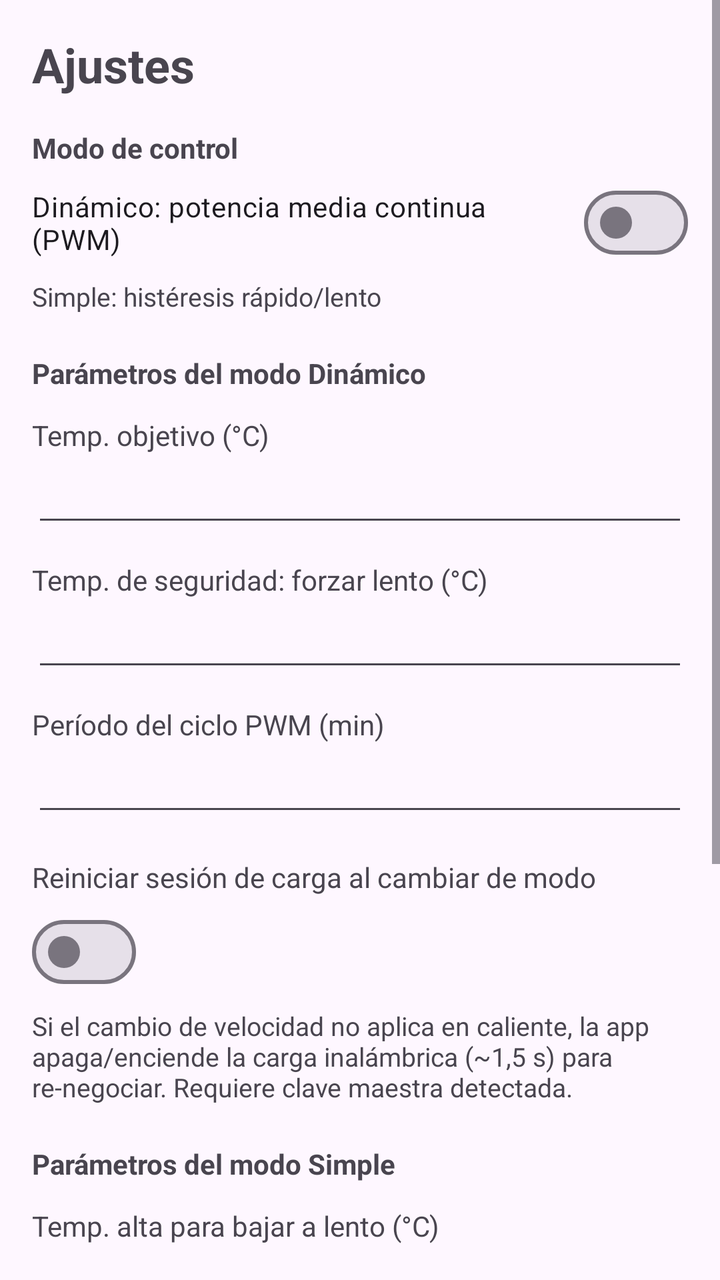
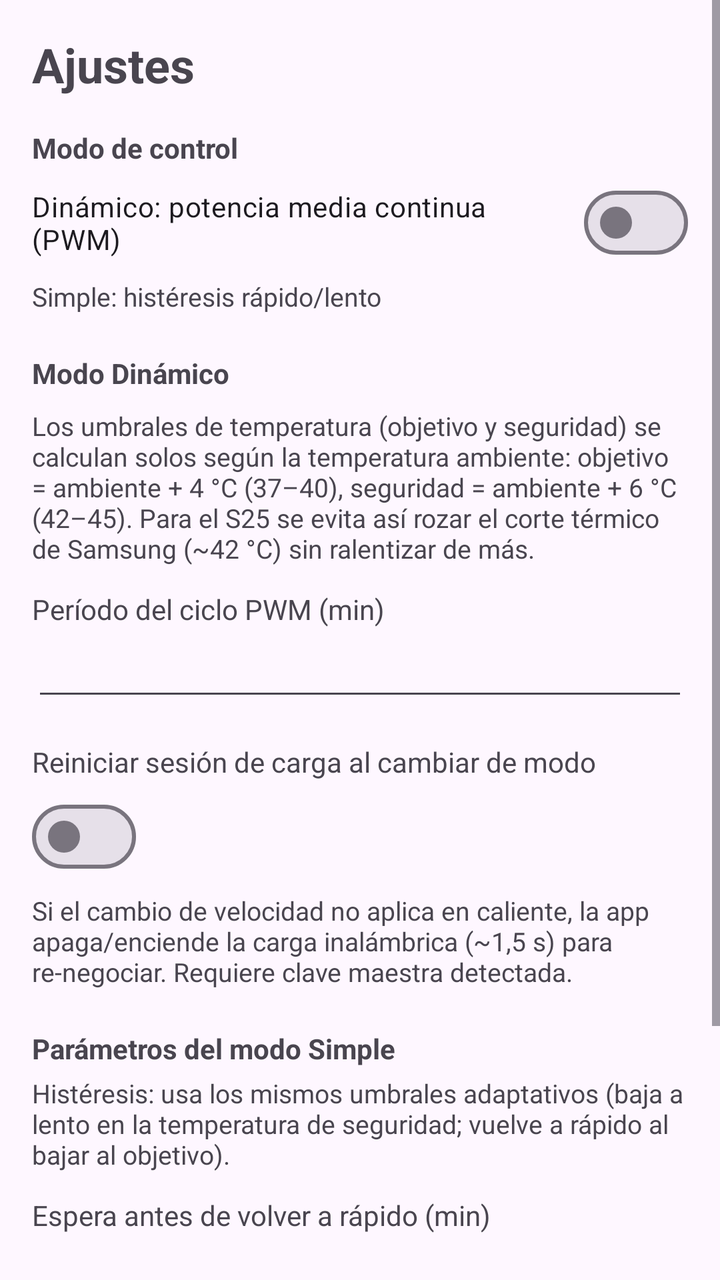

Screens rendered from an Android XML layout before and after an edit, with the pre-edit source and the edit as a unified diff.
<!-- AndroidManifest.xml: application theme Theme.OpenCharge -->
<!-- res/layout/activity_settings.xml -->
<?xml version="1.0" encoding="utf-8"?>
<ScrollView xmlns:android="http://schemas.android.com/apk/res/android"
    android:layout_width="match_parent"
    android:layout_height="match_parent">

    <LinearLayout
        android:layout_width="match_parent"
        android:layout_height="wrap_content"
        android:orientation="vertical"
        android:padding="16dp">

        <TextView
            android:layout_width="wrap_content"
            android:layout_height="wrap_content"
            android:text="@string/settings_title"
            android:textSize="24sp"
            android:textStyle="bold" />

        <TextView
            android:layout_width="match_parent"
            android:layout_height="wrap_content"
            android:layout_marginTop="16dp"
            android:text="@string/settings_mode_title"
            android:textStyle="bold" />

        <com.google.android.material.materialswitch.MaterialSwitch
            android:id="@+id/sw_dynamic"
            android:layout_width="match_parent"
            android:layout_height="wrap_content"
            android:layout_marginTop="4dp"
            android:text="@string/settings_mode_dynamic" />

        <TextView
            android:layout_width="match_parent"
            android:layout_height="wrap_content"
            android:layout_marginTop="4dp"
            android:text="@string/settings_mode_simple"
            android:textSize="13sp" />

        <TextView
            android:layout_width="match_parent"
            android:layout_height="wrap_content"
            android:layout_marginTop="20dp"
            android:text="@string/settings_dynamic_section"
            android:textStyle="bold" />

        <TextView
            android:layout_width="match_parent"
            android:layout_height="wrap_content"
            android:layout_marginTop="12dp"
            android:text="@string/settings_setpoint" />

        <EditText
            android:id="@+id/ed_setpoint"
            android:layout_width="match_parent"
            android:layout_height="wrap_content"
            android:inputType="number" />

        <TextView
            android:layout_width="match_parent"
            android:layout_height="wrap_content"
            android:layout_marginTop="12dp"
            android:text="@string/settings_safety" />

        <EditText
            android:id="@+id/ed_safety"
            android:layout_width="match_parent"
            android:layout_height="wrap_content"
            android:inputType="number" />

        <TextView
            android:layout_width="match_parent"
            android:layout_height="wrap_content"
            android:layout_marginTop="12dp"
            android:text="@string/settings_period" />

        <EditText
            android:id="@+id/ed_period"
            android:layout_width="match_parent"
            android:layout_height="wrap_content"
            android:inputType="number" />

        <TextView
            android:layout_width="match_parent"
            android:layout_height="wrap_content"
            android:layout_marginTop="16dp"
            android:text="@string/settings_restart" />

        <com.google.android.material.materialswitch.MaterialSwitch
            android:id="@+id/sw_restart"
            android:layout_width="wrap_content"
            android:layout_height="wrap_content"
            android:layout_marginTop="4dp" />

        <TextView
            android:layout_width="match_parent"
            android:layout_height="wrap_content"
            android:layout_marginTop="4dp"
            android:text="@string/settings_restart_desc"
            android:textSize="13sp" />

        <TextView
            android:layout_width="match_parent"
            android:layout_height="wrap_content"
            android:layout_marginTop="20dp"
            android:text="@string/settings_simple_section"
            android:textStyle="bold" />

        <TextView
            android:layout_width="match_parent"
            android:layout_height="wrap_content"
            android:layout_marginTop="12dp"
            android:text="@string/settings_high" />

        <EditText
            android:id="@+id/ed_high"
            android:layout_width="match_parent"
            android:layout_height="wrap_content"
            android:inputType="number" />

        <TextView
            android:layout_width="match_parent"
            android:layout_height="wrap_content"
            android:layout_marginTop="12dp"
            android:text="@string/settings_low" />

        <EditText
            android:id="@+id/ed_low"
            android:layout_width="match_parent"
            android:layout_height="wrap_content"
            android:inputType="number" />

        <TextView
            android:layout_width="match_parent"
            android:layout_height="wrap_content"
            android:layout_marginTop="12dp"
            android:text="@string/settings_cooldown" />

        <EditText
            android:id="@+id/ed_cooldown"
            android:layout_width="match_parent"
            android:layout_height="wrap_content"
            android:inputType="number" />

        <Button
            android:id="@+id/btn_save"
            android:layout_width="match_parent"
            android:layout_height="wrap_content"
            android:layout_marginTop="20dp"
            android:text="@string/btn_save" />

        <Button
            android:id="@+id/btn_reset"
            android:layout_width="match_parent"
            android:layout_height="wrap_content"
            android:layout_marginTop="8dp"
            android:text="@string/btn_reset" />
    </LinearLayout>
</ScrollView>
<!-- resources referenced by this layout -->
<resources>
  <string name="btn_reset">Restablecer</string>
  <string name="btn_save">Guardar</string>
  <string name="settings_cooldown">Espera antes de volver a rápido (min)</string>
  <string name="settings_dynamic_section">Parámetros del modo Dinámico</string>
  <string name="settings_high">Temp. alta para bajar a lento (°C)</string>
  <string name="settings_low">Temp. baja para volver a rápido (°C)</string>
  <string name="settings_mode_dynamic">Dinámico: potencia media continua (PWM)</string>
  <string name="settings_mode_simple">Simple: histéresis rápido/lento</string>
  <string name="settings_mode_title">Modo de control</string>
  <string name="settings_period">Período del ciclo PWM (min)</string>
  <string name="settings_restart">Reiniciar sesión de carga al cambiar de modo</string>
  <string name="settings_restart_desc">Si el cambio de velocidad no aplica en caliente, la app apaga/enciende la carga inalámbrica (~1,5 s) para re-negociar. Requiere clave maestra detectada.</string>
  <string name="settings_safety">Temp. de seguridad: forzar lento (°C)</string>
  <string name="settings_setpoint">Temp. objetivo (°C)</string>
  <string name="settings_simple_section">Parámetros del modo Simple</string>
  <string name="settings_title">Ajustes</string>
  <style name="Theme.OpenCharge" parent="Theme.Material3.DayNight.NoActionBar" />
</resources>

<!-- the commit's change to res/layout/activity_settings.xml (unified diff, before → after) -->
@@ -41,32 +41,15 @@
             android:layout_width="match_parent"
             android:layout_height="wrap_content"
             android:layout_marginTop="20dp"
-            android:text="@string/settings_dynamic_section"
+            android:text="@string/settings_dynamic_label"
             android:textStyle="bold" />
 
         <TextView
             android:layout_width="match_parent"
             android:layout_height="wrap_content"
-            android:layout_marginTop="12dp"
-            android:text="@string/settings_setpoint" />
-
-        <EditText
-            android:id="@+id/ed_setpoint"
-            android:layout_width="match_parent"
-            android:layout_height="wrap_content"
-            android:inputType="number" />
-
-        <TextView
-            android:layout_width="match_parent"
-            android:layout_height="wrap_content"
-            android:layout_marginTop="12dp"
-            android:text="@string/settings_safety" />
-
-        <EditText
-            android:id="@+id/ed_safety"
-            android:layout_width="match_parent"
-            android:layout_height="wrap_content"
-            android:inputType="number" />
+            android:layout_marginTop="8dp"
+            android:text="@string/settings_thresholds_note"
+            android:textSize="13sp" />
 
         <TextView
             android:layout_width="match_parent"
@@ -109,26 +92,9 @@
         <TextView
             android:layout_width="match_parent"
             android:layout_height="wrap_content"
-            android:layout_marginTop="12dp"
-            android:text="@string/settings_high" />
-
-        <EditText
-            android:id="@+id/ed_high"
-            android:layout_width="match_parent"
-            android:layout_height="wrap_content"
-            android:inputType="number" />
-
-        <TextView
-            android:layout_width="match_parent"
-            android:layout_height="wrap_content"
-            android:layout_marginTop="12dp"
-            android:text="@string/settings_low" />
-
-        <EditText
-            android:id="@+id/ed_low"
-            android:layout_width="match_parent"
-            android:layout_height="wrap_content"
-            android:inputType="number" />
+            android:layout_marginTop="4dp"
+            android:text="@string/settings_simple_desc"
+            android:textSize="13sp" />
 
         <TextView
             android:layout_width="match_parent"
<!-- resource entries referenced after the edit -->
@@ -3,18 +3,16 @@
   <string name="btn_reset">Restablecer</string>
   <string name="btn_save">Guardar</string>
   <string name="settings_cooldown">Espera antes de volver a rápido (min)</string>
-  <string name="settings_dynamic_section">Parámetros del modo Dinámico</string>
-  <string name="settings_high">Temp. alta para bajar a lento (°C)</string>
-  <string name="settings_low">Temp. baja para volver a rápido (°C)</string>
+  <string name="settings_dynamic_label">Modo Dinámico</string>
   <string name="settings_mode_dynamic">Dinámico: potencia media continua (PWM)</string>
   <string name="settings_mode_simple">Simple: histéresis rápido/lento</string>
   <string name="settings_mode_title">Modo de control</string>
   <string name="settings_period">Período del ciclo PWM (min)</string>
   <string name="settings_restart">Reiniciar sesión de carga al cambiar de modo</string>
   <string name="settings_restart_desc">Si el cambio de velocidad no aplica en caliente, la app apaga/enciende la carga inalámbrica (~1,5 s) para re-negociar. Requiere clave maestra detectada.</string>
-  <string name="settings_safety">Temp. de seguridad: forzar lento (°C)</string>
-  <string name="settings_setpoint">Temp. objetivo (°C)</string>
+  <string name="settings_simple_desc">Histéresis: usa los mismos umbrales adaptativos (baja a lento en la temperatura de seguridad; vuelve a rápido al bajar al objetivo).</string>
   <string name="settings_simple_section">Parámetros del modo Simple</string>
+  <string name="settings_thresholds_note">Los umbrales de temperatura (objetivo y seguridad) se calculan solos según la temperatura ambiente: objetivo = ambiente + 4 °C (37–40), seguridad = ambiente + 6 °C (42–45). Para el S25 se evita así rozar el corte térmico de Samsung (~42 °C) sin ralentizar de más.</string>
   <string name="settings_title">Ajustes</string>
   <style name="Theme.OpenCharge" parent="Theme.Material3.DayNight.NoActionBar" />
 </resources>
